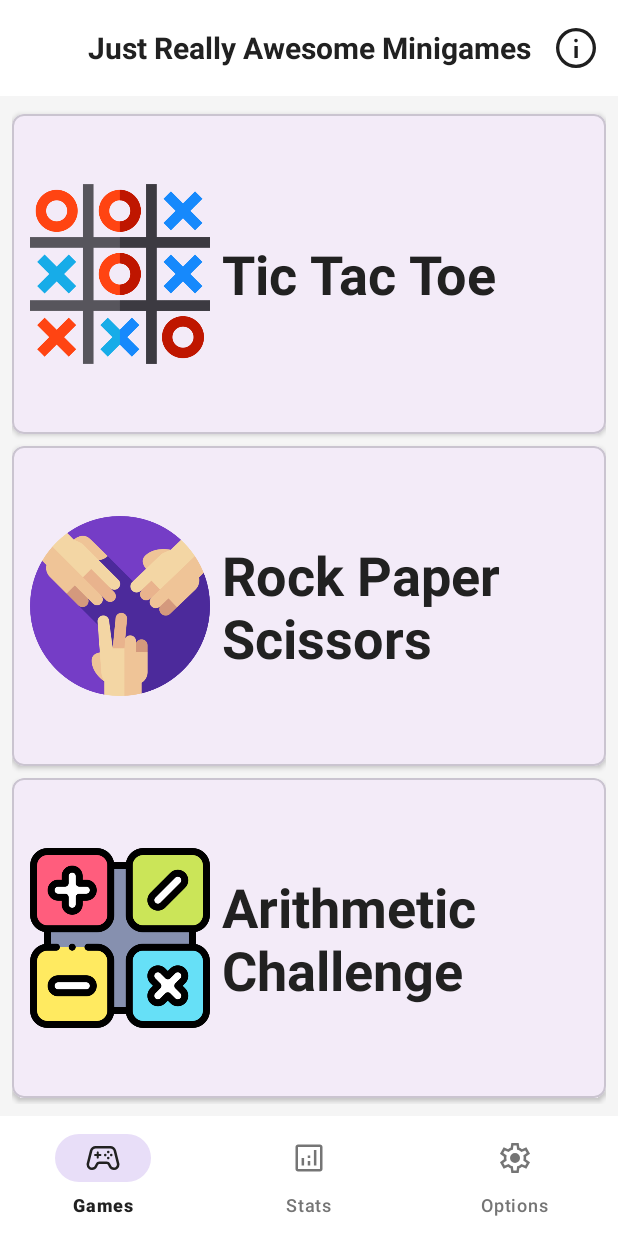
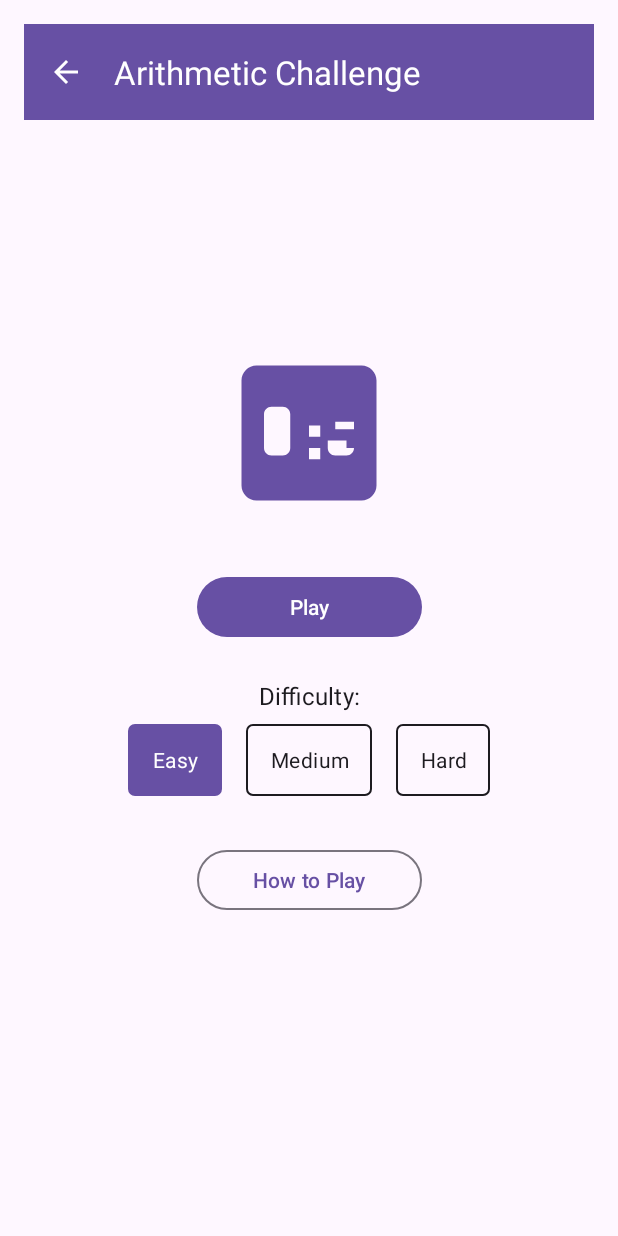
Before and after one commit to aelementj/JARM, an Android app: the screen it shows after launch (MainActivity before the commit, ArithmeticChallengeActivity after it), after a tap on "Arithmetic Challenge", on a phone screen of 412 x 824 dp. Run offline under Robolectric (Android 15) with nearby library versions, the phone set to English and light mode, and no system bars.

Commit message:
feat: Add initial UI structure for Arithmetic Challenge
This commit includes:
- String, dimension, and drawable resources for the Arithmetic Challenge page.
- `activity_arithmetic_challenge.xml` layout with Toolbar, icon, Play button, difficulty selection, and How to Play button.
- Placeholder `ArithmeticChallengeActivity.java` with ViewBinding and Toolbar setup.
- Declaration of the new activity in `AndroidManifest.xml`.
- Update to `MainActivity.java` to launch `ArithmeticChallengeActivity`.

```diff
--- /dev/null
+++ b/app/src/main/java/com/example/jarm/ArithmeticChallengeActivity.java
@@ -0,0 +1,66 @@
+package com.example.jarm;
+
+import android.os.Bundle;
+import android.view.MenuItem;
+import android.widget.Toast;
+
+import androidx.appcompat.app.AppCompatActivity;
+import androidx.appcompat.widget.Toolbar;
+
+import com.example.jarm.databinding.ActivityArithmeticChallengeBinding;
+
+public class ArithmeticChallengeActivity extends AppCompatActivity {
+
+    private ActivityArithmeticChallengeBinding binding;
+
+    @Override
+    protected void onCreate(Bundle savedInstanceState) {
+        super.onCreate(savedInstanceState);
+        binding = ActivityArithmeticChallengeBinding.inflate(getLayoutInflater());
+        setContentView(binding.getRoot());
+
+        // Setup Toolbar
+        Toolbar toolbar = binding.toolbarArithmeticChallenge;
+        setSupportActionBar(toolbar);
+        if (getSupportActionBar() != null) {
+            getSupportActionBar().setTitle(R.string.game_title_arithmetic_challenge);
+            getSupportActionBar().setDisplayHomeAsUpEnabled(true);
+            getSupportActionBar().setDisplayShowHomeEnabled(true);
+        }
+
+        // TODO: Implement listeners for Play button
+        // binding.buttonArithmeticPlay.setOnClickListener(v -> { /* Start game logic */ });
+
+        // TODO: Implement listener for How to Play button
+        // binding.buttonArithmeticHowToPlay.setOnClickListener(v -> { /* Show rules */ });
+
+        // TODO: Implement logic for difficulty selection
+        // binding.radioGroupDifficulty.setOnCheckedChangeListener((group, checkedId) -> { /* Handle difficulty change */ });
+
+        // Placeholder for testing button clicks during development
+        binding.buttonArithmeticPlay.setOnClickListener(v -> Toast.makeText(ArithmeticChallengeActivity.this, "Play clicked!", Toast.LENGTH_SHORT).show());
+        binding.buttonArithmeticHowToPlay.setOnClickListener(v -> Toast.makeText(ArithmeticChallengeActivity.this, "How to Play clicked!", Toast.LENGTH_SHORT).show());
+        binding.radioGroupDifficulty.setOnCheckedChangeListener((group, checkedId) -> {
+            String difficulty = "";
+            if (checkedId == R.id.radio_button_easy) {
+                difficulty = "Easy";
+            } else if (checkedId == R.id.radio_button_medium) {
+                difficulty = "Medium";
+            } else if (checkedId == R.id.radio_button_hard) {
+                difficulty = "Hard";
+            }
+            Toast.makeText(ArithmeticChallengeActivity.this, "Difficulty set to: " + difficulty, Toast.LENGTH_SHORT).show();
+        });
+    }
+
+    @Override
+    public boolean onOptionsItemSelected(MenuItem item) {
+        // Handle arrow click here
+        if (item.getItemId() == android.R.id.home) {
+            finish(); // Close this activity and return to previous one (if any)
+            return true;
+        }
+        // TODO: Add menu items for Arithmetic Challenge (e.g., Help) if needed
+        return super.onOptionsItemSelected(item);
+    }
+}
--- a/app/src/main/java/com/example/jarm/MainActivity.java
+++ b/app/src/main/java/com/example/jarm/MainActivity.java
@@ -82,10 +82,8 @@ public class MainActivity extends AppCompatActivity {
         // Arithmetic Challenge Card
         if (binding.cardCompactArithmetic != null) {
             binding.cardCompactArithmetic.setOnClickListener(view -> {
-                Toast.makeText(MainActivity.this, "Arithmetic Challenge tapped!", Toast.LENGTH_SHORT).show();
-                // TODO: Create and launch ArithmeticChallengeActivity
-                // Intent intent = new Intent(MainActivity.this, ArithmeticChallengeActivity.class);
-                // startActivity(intent);
+                Intent intent = new Intent(MainActivity.this, ArithmeticChallengeActivity.class);
+                startActivity(intent);
             });
 
             binding.cardCompactArithmetic.setOnLongClickListener(view -> {
--- /dev/null
+++ b/app/src/main/res/drawable/ic_arithmetic_challenge.xml
@@ -0,0 +1,10 @@
+<vector xmlns:android="http://schemas.android.com/apk/res/android"
+    android:width="108dp"
+    android:height="108dp"
+    android:viewportWidth="24"
+    android:viewportHeight="24"
+    android:tint="?attr/colorPrimary">
+  <path
+      android:fillColor="@android:color/white"
+      android:pathData="M19,3H5C3.9,3 3,3.9 3,5v14c0,1.1 0.9,2 2,2h14c1.1,0 2,-0.9 2,-2V5C21,3.9 20.1,3 19,3zM9.5,14c0,0.55 -0.45,1 -1,1H7c-0.55,0 -1,-0.45 -1,-1V9.5C6,8.95 6.45,8.5 7,8.5h1.5c0.55,0 1,0.45 1,1V14zM13.5,15.5H12V14h1.5V15.5zM13.5,12.5H12V11h1.5V12.5zM18,14c0,0.55 -0.45,1 -1,1h-1.5c-0.55,0 -1,-0.45 -1,-1v-1h2.5L17,14zM18,11.5h-2.5v-1H18V11.5z"/>
+</vector>
--- /dev/null
+++ b/app/src/main/res/drawable/radio_button_background.xml
@@ -0,0 +1,23 @@
+<selector xmlns:android="http://schemas.android.com/apk/res/android">
+    <item android:state_checked="true" android:state_pressed="false">
+        <shape android:shape="rectangle">
+            <solid android:color="?attr/colorPrimary"/>
+            <corners android:radius="4dp"/>
+            <stroke android:width="1dp" android:color="?attr/colorPrimaryVariant"/>
+        </shape>
+    </item>
+    <item android:state_checked="false" android:state_pressed="false">
+        <shape android:shape="rectangle">
+            <solid android:color="@android:color/transparent"/>
+            <corners android:radius="4dp"/>
+            <stroke android:width="1dp" android:color="?attr/colorOnSurface"/>
+        </shape>
+    </item>
+    <item android:state_pressed="true">
+        <shape android:shape="rectangle">
+            <solid android:color="?attr/colorPrimaryVariant"/>
+            <corners android:radius="4dp"/>
+            <stroke android:width="1dp" android:color="?attr/colorPrimaryVariant"/>
+        </shape>
+    </item>
+</selector>
--- /dev/null
+++ b/app/src/main/res/drawable/radio_button_text_color.xml
@@ -0,0 +1,4 @@
+<selector xmlns:android="http://schemas.android.com/apk/res/android">
+    <item android:state_checked="true" android:color="?attr/colorOnPrimary" />
+    <item android:state_checked="false" android:color="?attr/colorOnSurface" />
+</selector>
--- /dev/null
+++ b/app/src/main/res/layout/activity_arithmetic_challenge.xml
@@ -0,0 +1,139 @@
+<?xml version="1.0" encoding="utf-8"?>
+<androidx.constraintlayout.widget.ConstraintLayout xmlns:android="http://schemas.android.com/apk/res/android"
+    xmlns:app="http://schemas.android.com/apk/res-auto"
+    xmlns:tools="http://schemas.android.com/tools"
+    android:id="@+id/main_content_arithmetic"
+    android:layout_width="match_parent"
+    android:layout_height="match_parent"
+    android:padding="@dimen/arithmetic_page_padding"
+    tools:context=".ArithmeticChallengeActivity">
+
+    <com.google.android.material.appbar.AppBarLayout
+        android:id="@+id/app_bar_layout_arithmetic"
+        android:layout_width="match_parent"
+        android:layout_height="wrap_content"
+        android:theme="@style/ThemeOverlay.AppCompat.Dark.ActionBar"
+        app:layout_constraintTop_toTopOf="parent"
+        app:layout_constraintStart_toStartOf="parent"
+        app:layout_constraintEnd_toEndOf="parent">
+
+        <androidx.appcompat.widget.Toolbar
+            android:id="@+id/toolbar_arithmetic_challenge"
+            android:layout_width="match_parent"
+            android:layout_height="?attr/actionBarSize"
+            android:background="?attr/colorPrimary"
+            app:popupTheme="@style/ThemeOverlay.AppCompat.Light" />
+    </com.google.android.material.appbar.AppBarLayout>
+
+    <ImageView
+        android:id="@+id/image_view_arithmetic_icon"
+        android:layout_width="@dimen/arithmetic_icon_size"
+        android:layout_height="@dimen/arithmetic_icon_size"
+        android:src="@drawable/ic_arithmetic_challenge"
+        android:contentDescription="@string/content_desc_arithmetic_icon"
+        app:layout_constraintTop_toBottomOf="@id/app_bar_layout_arithmetic"
+        app:layout_constraintStart_toStartOf="parent"
+        app:layout_constraintEnd_toEndOf="parent"
+        app:layout_constraintBottom_toTopOf="@+id/button_arithmetic_play"
+        app:layout_constraintVertical_chainStyle="packed"
+        app:layout_constraintVertical_bias="0.3"
+        android:layout_marginTop="@dimen/arithmetic_icon_margin_top"/>
+
+    <Button
+        android:id="@+id/button_arithmetic_play"
+        android:layout_width="wrap_content"
+        android:layout_height="wrap_content"
+        android:minWidth="@dimen/arithmetic_button_min_width"
+        android:text="@string/arithmetic_play_button"
+        app:layout_constraintTop_toBottomOf="@id/image_view_arithmetic_icon"
+        app:layout_constraintStart_toStartOf="parent"
+        app:layout_constraintEnd_toEndOf="parent"
+        app:layout_constraintBottom_toTopOf="@+id/text_view_difficulty_label"
+        android:layout_marginTop="@dimen/arithmetic_play_button_margin_top" />
+
+    <TextView
+        android:id="@+id/text_view_difficulty_label"
+        android:layout_width="wrap_content"
+        android:layout_height="wrap_content"
+        android:text="@string/arithmetic_difficulty_label"
+        android:textAppearance="?attr/textAppearanceSubtitle1"
+        app:layout_constraintTop_toBottomOf="@id/button_arithmetic_play"
+        app:layout_constraintStart_toStartOf="parent"
+        app:layout_constraintEnd_toEndOf="parent"
+        app:layout_constraintBottom_toTopOf="@+id/radio_group_difficulty"
+        android:layout_marginTop="@dimen/arithmetic_difficulty_margin_top" />
+
+    <RadioGroup
+        android:id="@+id/radio_group_difficulty"
+        android:layout_width="wrap_content"
+        android:layout_height="wrap_content"
+        android:orientation="horizontal"
+        app:layout_constraintTop_toBottomOf="@id/text_view_difficulty_label"
+        app:layout_constraintStart_toStartOf="parent"
+        app:layout_constraintEnd_toEndOf="parent"
+        app:layout_constraintBottom_toTopOf="@+id/button_arithmetic_how_to_play"
+        android:layout_marginTop="@dimen/arithmetic_radio_group_spacing">
+
+        <RadioButton
+            android:id="@+id/radio_button_easy"
+            android:layout_width="wrap_content"
+            android:layout_height="wrap_content"
+            android:text="@string/arithmetic_difficulty_easy"
+            android:background="@drawable/radio_button_background"
+            android:textColor="@drawable/radio_button_text_color"
+            android:paddingStart="16dp"
+            android:paddingEnd="16dp"
+            android:paddingTop="8dp"
+            android:paddingBottom="8dp"
+            android:layout_marginEnd="@dimen/arithmetic_radio_group_spacing"
+            android:button="@null"
+            android:gravity="center"
+            android:checked="true"/> <!-- Default to Easy -->
+
+        <RadioButton
+            android:id="@+id/radio_button_medium"
+            android:layout_width="wrap_content"
+            android:layout_height="wrap_content"
+            android:text="@string/arithmetic_difficulty_medium"
+            android:background="@drawable/radio_button_background"
+            android:textColor="@drawable/radio_button_text_color"
+            android:paddingStart="16dp"
+            android:paddingEnd="16dp"
+            android:paddingTop="8dp"
+            android:paddingBottom="8dp"
+            android:layout_marginStart="@dimen/arithmetic_radio_group_spacing"
+            android:layout_marginEnd="@dimen/arithmetic_radio_group_spacing"
+            android:button="@null"
+            android:gravity="center"/>
+
+        <RadioButton
+            android:id="@+id/radio_button_hard"
+            android:layout_width="wrap_content"
+            android:layout_height="wrap_content"
+            android:text="@string/arithmetic_difficulty_hard"
+            android:background="@drawable/radio_button_background"
+            android:textColor="@drawable/radio_button_text_color"
+            android:paddingStart="16dp"
+            android:paddingEnd="16dp"
+            android:paddingTop="8dp"
+            android:paddingBottom="8dp"
+            android:layout_marginStart="@dimen/arithmetic_radio_group_spacing"
+            android:button="@null"
+            android:gravity="center"/>
+    </RadioGroup>
+
+    <Button
+        android:id="@+id/button_arithmetic_how_to_play"
+        style="?attr/materialButtonOutlinedStyle"
+        android:layout_width="wrap_content"
+        android:layout_height="wrap_content"
+        android:minWidth="@dimen/arithmetic_button_min_width"
+        android:text="@string/arithmetic_how_to_play_button"
+        app:layout_constraintTop_toBottomOf="@id/radio_group_difficulty"
+        app:layout_constraintStart_toStartOf="parent"
+        app:layout_constraintEnd_toEndOf="parent"
+        app:layout_constraintBottom_toBottomOf="parent"
+        app:layout_constraintVertical_bias="0.8"
+        android:layout_marginTop="@dimen/arithmetic_how_to_play_margin_top"/>
+
+</androidx.constraintlayout.widget.ConstraintLayout>
--- a/app/src/main/res/values/dimens.xml
+++ b/app/src/main/res/values/dimens.xml
@@ -53,4 +53,14 @@
     <dimen name="action_button_corner_radius">12dp</dimen>
     <dimen name="button_drawable_padding">8dp</dimen>
 
+    <!-- Arithmetic Challenge Dimensions -->
+    <dimen name="arithmetic_icon_size">120dp</dimen>
+    <dimen name="arithmetic_icon_margin_top">64dp</dimen>
+    <dimen name="arithmetic_play_button_margin_top">32dp</dimen>
+    <dimen name="arithmetic_difficulty_margin_top">24dp</dimen>
+    <dimen name="arithmetic_radio_group_spacing">8dp</dimen>
+    <dimen name="arithmetic_how_to_play_margin_top">32dp</dimen>
+    <dimen name="arithmetic_button_min_width">150dp</dimen>
+    <dimen name="arithmetic_page_padding">16dp</dimen>
+
 </resources>
--- a/app/src/main/res/values/strings.xml
+++ b/app/src/main/res/values/strings.xml
@@ -36,4 +36,14 @@
     <string name="tic_tac_toe_cell_desc_prefix">Cell</string>
     <string name="content_desc_help_icon">Help</string>
 
+    <!-- Arithmetic Challenge Game Strings -->
+    <string name="game_title_arithmetic_challenge">Arithmetic Challenge</string>
+    <string name="arithmetic_play_button">Play</string>
+    <string name="arithmetic_difficulty_easy">Easy</string>
+    <string name="arithmetic_difficulty_medium">Medium</string>
+    <string name="arithmetic_difficulty_hard">Hard</string>
+    <string name="arithmetic_how_to_play_button">How to Play</string>
+    <string name="content_desc_arithmetic_icon">Arithmetic Challenge Game Icon</string>
+    <string name="arithmetic_difficulty_label">Difficulty:</string>
+
 </resources>
```
Also changed, not shown: app/src/main/AndroidManifest.xml (+9 -0 lines).
